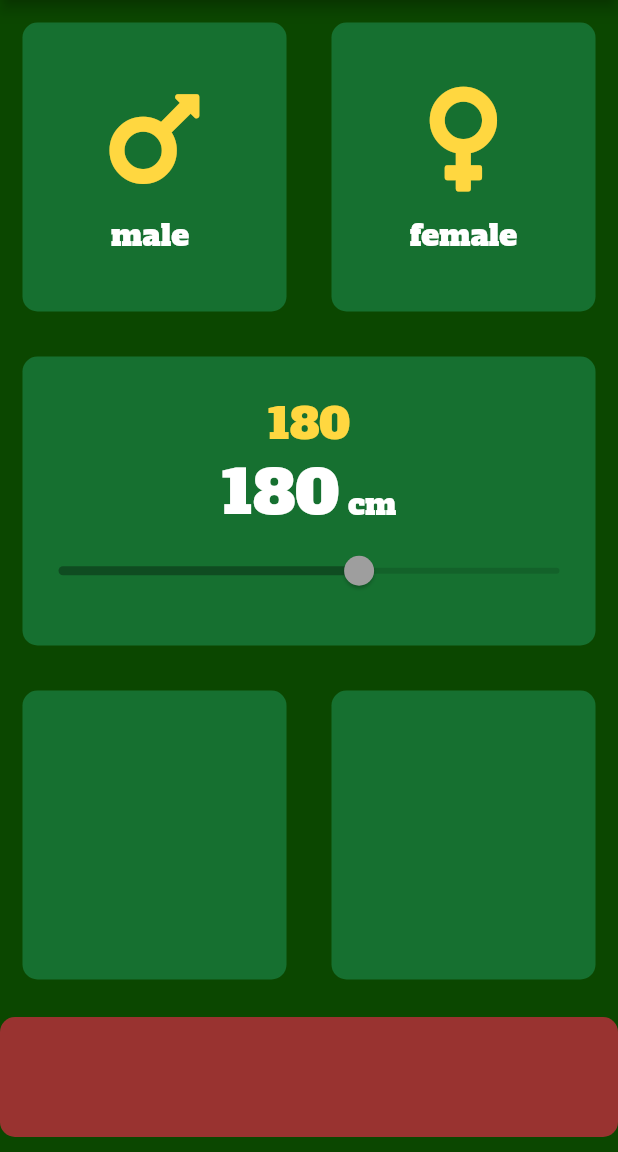
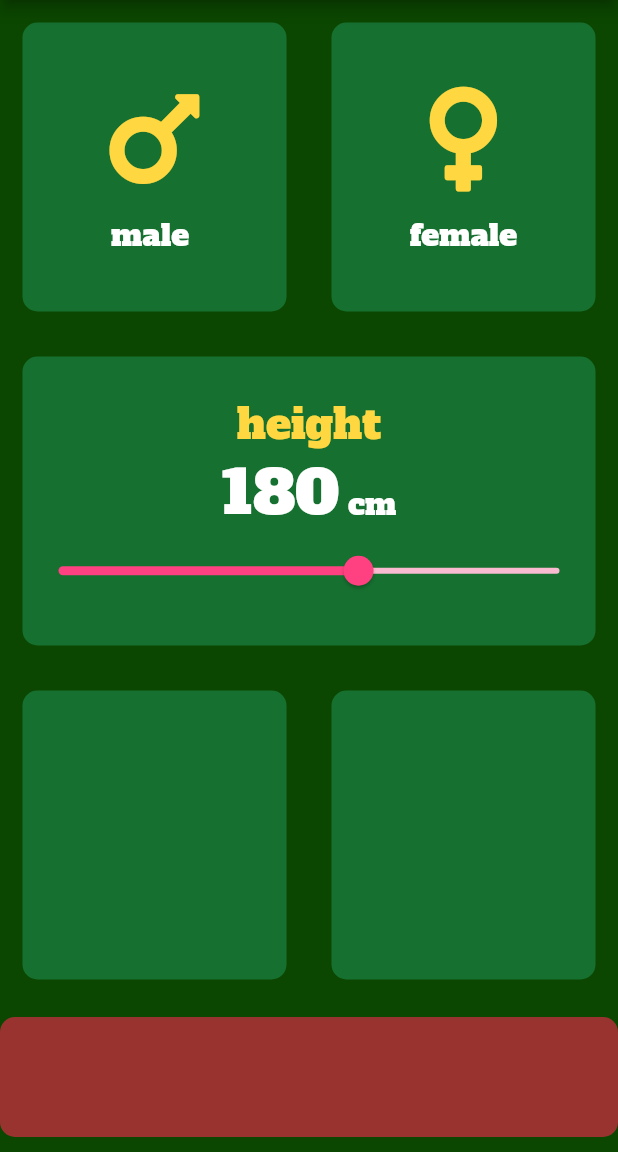
Before and after one commit to marianneleal/bmi-calculator, a Flutter app: the screen it shows after launch, on a phone screen of 412 x 824 dp, the part 84-1236 px from its top. Run offline on Flutter 3.47's test engine with Material 2 defaults, Android fonts, the phone set to English and light mode, and no system bars; our stand-ins replace font_awesome_flutter.

Commit message:
finished slider

```diff
--- a/lib/main.dart
+++ b/lib/main.dart
@@ -106,7 +106,7 @@ class _InputPageState extends State<InputPage> {
                   crossAxisAlignment: CrossAxisAlignment.center,
                   children: [
                     Text(
-                      height.toString(),
+                      'height',
                       style: BmiTheme.darkTextTheme.headline1,
                     ),
                     Row(
@@ -114,7 +114,7 @@ class _InputPageState extends State<InputPage> {
                       mainAxisAlignment: MainAxisAlignment.center,
                       crossAxisAlignment: CrossAxisAlignment.baseline,
                       children: [
-                        Text('180', style: kNumberTextStyle),
+                        Text(height.toString(), style: kNumberTextStyle),
                         Text(' cm', style: BmiTheme.darkTextTheme.bodyText2)
                       ],
                     ),
@@ -122,6 +122,15 @@ class _InputPageState extends State<InputPage> {
                       value: height.toDouble(),
                       min: 120.0,
                       max: 220.0,
+                      divisions: 100,
+                      onChanged: (double newValue) {
+                        height = newValue.toInt();
+                        setState(() {
+                          height = newValue.round();
+                        });
+                      },
+                      activeColor: Colors.pinkAccent,
+                      inactiveColor: Colors.pink.shade100,
                     )
                   ],
                 )),
```
